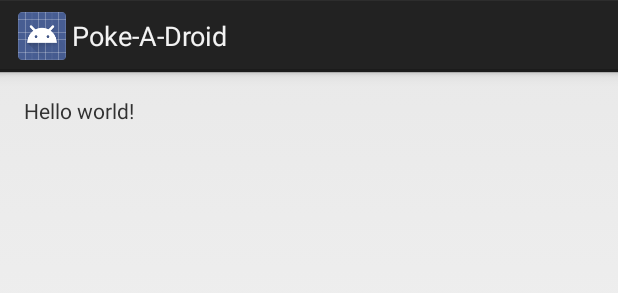
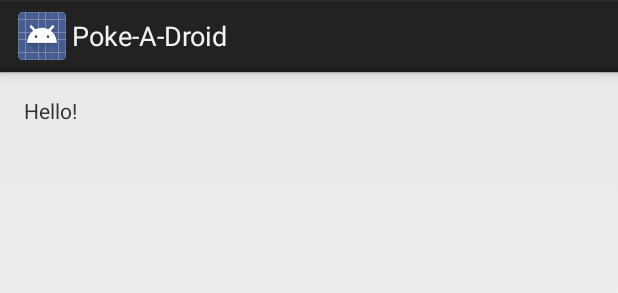
Before and after one commit to remydb/Poke-A-Droid, an Android app: the layout activity_main.xml on its own in the app's theme, with its tools: preview values and no code run, on a phone screen of 412 x 824 dp. Shown: the top 293 px of the screen. Run offline under Robolectric (Android 15) with nearby library versions, the phone set to English and light mode, and no system bars.

Commit message:
Added strings

```diff
--- a/Poke-A-Droid/src/main/res/values/strings.xml
+++ b/Poke-A-Droid/src/main/res/values/strings.xml
@@ -5,7 +5,7 @@
     </string>
     <string name="action_settings" >Settings
     </string>
-    <string name="hello_world" >Hello world!
+    <string name="hello_world" >Hello!
     </string>
 
 </resources>
```
